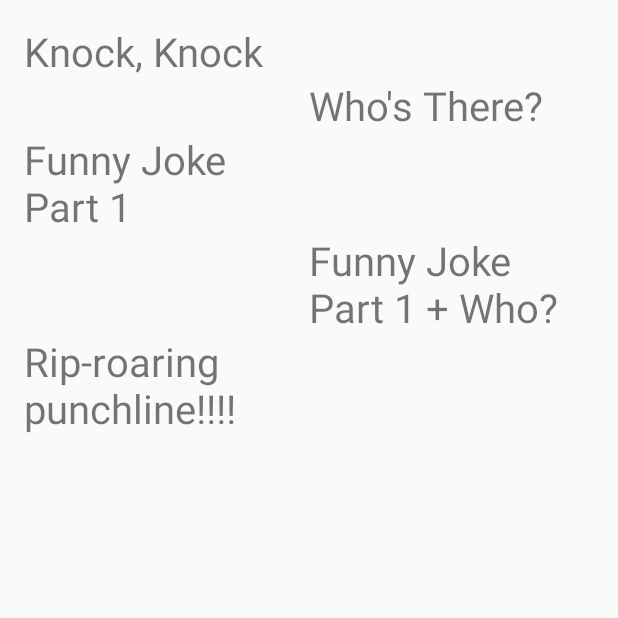
After one commit to vdrumsta/Knock-Knock, an Android app: the JokeActivity2 screen opened directly, with no data from a screen before it, on a phone screen of 412 x 824 dp, the top half of it. The commit adds this screen. Run offline under Robolectric (Android 15) with nearby library versions, the phone set to English and light mode, and no system bars; 2 statements that could not run were skipped.

Commit message:
Added joke viewing functionality with joke database, putting in JokeActivity2 temporarily

```diff
--- a/app/src/main/AndroidManifest.xml
+++ b/app/src/main/AndroidManifest.xml
@@ -16,7 +16,8 @@
             </intent-filter>
         </activity>
         <activity android:name=".JokeActivity" />
-        <activity android:name=".FavouritesActivity"></activity>
+        <activity android:name=".FavouritesActivity" />
+        <activity android:name=".JokeActivity2"></activity>
     </application>
 
 </manifest>
--- /dev/null
+++ b/app/src/main/java/com/notfunny/knockknock2/JokeActivity2.java
@@ -0,0 +1,46 @@
+package com.notfunny.knockknock2;
+
+import android.support.v7.app.AppCompatActivity;
+import android.os.Bundle;
+import android.widget.TextView;
+
+public class JokeActivity2 extends AppCompatActivity {
+
+    private String arg;
+
+    TextView tvJoke3, tvJoke4, tvJoke5;
+
+    @Override
+    protected void onCreate(Bundle savedInstanceState) {
+        super.onCreate(savedInstanceState);
+        setContentView(R.layout.activity_joke2);
+
+        Bundle b = getIntent().getExtras();
+        arg = "animals";
+        if (b != null)
+            arg  = b.getString("arg");
+
+        JokeDBHandler handler = new JokeDBHandler(this, null, null, 1);
+
+        String jokeStr;
+
+        // If argument given is a number, find the joke with that ID
+        if (arg.matches("[0-9]+"))
+            jokeStr = handler.getJoke(Integer.parseInt(arg));
+            // Else, the argument is a category
+        else
+            jokeStr = handler.getJoke(arg);
+
+        tvJoke3 = (TextView) findViewById(R.id.tvJoke3);
+        tvJoke4 = (TextView) findViewById(R.id.tvJoke4);
+        tvJoke5 = (TextView) findViewById(R.id.tvJoke5);
+
+        if (jokeStr != null)
+        {
+            String[] jokeParts = jokeStr.split(";");
+            tvJoke3.setText(jokeParts[0]);
+            tvJoke4.setText(jokeParts[1]);
+            tvJoke5.setText(jokeParts[2]);
+        }
+    }
+}
--- /dev/null
+++ b/app/src/main/java/com/notfunny/knockknock2/JokeDBHandler.java
@@ -0,0 +1,59 @@
+package com.notfunny.knockknock2;
+
+import android.content.Context;
+import android.database.Cursor;
+import android.database.sqlite.SQLiteDatabase;
+import android.database.sqlite.SQLiteOpenHelper;
+
+public class JokeDBHandler extends SQLiteOpenHelper {
+
+    private static final int DATABASE_VERSION = 1;
+    private static final String DATABASE_NAME = "jokesDB.sqlite";
+
+    private static final String TABLE_JOKES = "jokes";
+
+    private static final String COLUMN_ID = "_id";
+    private static final String COLUMN_CONTENT = "content";
+    private static final String COLUMN_CATEGORY = "category";
+    private static final String COLUMN_FAVOURITE = "favourite";
+
+    private Context context;
+
+    public JokeDBHandler(Context context, String name, SQLiteDatabase.CursorFactory factory, int version) {
+        super(context, context.getExternalCacheDir() + "/" + DATABASE_NAME, factory, DATABASE_VERSION);
+        this.context = context;
+    }
+
+    @Override
+    public void onCreate(SQLiteDatabase db) {
+    }
+
+    @Override
+    public void onUpgrade(SQLiteDatabase db, int oldVersion, int newVersion) {
+    }
+
+    public String getJoke(String category) {
+        SQLiteDatabase db = this.getReadableDatabase();
+
+        String query = "SELECT * FROM " + TABLE_JOKES +
+                " WHERE " + COLUMN_CATEGORY + " = \"" + category + "\"" +
+                " ORDER BY RANDOM()";
+        Cursor cursor = db.rawQuery(query, null);
+
+        if (cursor.moveToFirst())
+            return cursor.getString(1).toString();
+        return null;
+    }
+
+    public String getJoke(int jokeId) {
+        SQLiteDatabase db = this.getReadableDatabase();
+
+        String query = "SELECT * FROM " + TABLE_JOKES +
+                " WHERE " + COLUMN_CATEGORY + " = " + jokeId;
+        Cursor cursor = db.rawQuery(query, null);
+
+        if (cursor.moveToFirst())
+            return cursor.getString(1).toString();
+        return null;
+    }
+}
--- a/app/src/main/java/com/notfunny/knockknock2/MainActivity.java
+++ b/app/src/main/java/com/notfunny/knockknock2/MainActivity.java
@@ -67,7 +67,8 @@ public class MainActivity extends AppCompatActivity {
                     @Override
                     public void onClick(View v) {
                         playSound(R.raw.knock_once);
-                        Intent intent = new Intent(MainActivity.this, JokeActivity.class);
+                        Intent intent = new Intent(MainActivity.this, JokeActivity2.class);
+                        intent.putExtra("arg", "music");
                         startActivity(intent);
                     }
                 }
@@ -78,7 +79,8 @@ public class MainActivity extends AppCompatActivity {
                     @Override
                     public void onClick(View v) {
                         playSound(R.raw.knock_once);
-                        Intent intent = new Intent(MainActivity.this, JokeActivity.class);
+                        Intent intent = new Intent(MainActivity.this, JokeActivity2.class);
+                        intent.putExtra("arg", "nerdy");
                         startActivity(intent);
                     }
                 }
--- a/app/src/main/res/layout/activity_joke.xml
+++ b/app/src/main/res/layout/activity_joke.xml
@@ -10,4 +10,16 @@
     android:paddingTop="@dimen/activity_vertical_margin"
     tools:context="com.notfunny.knockknock2.JokeActivity">
 
+
+    <TextView
+        android:text="TextView"
+        android:layout_width="wrap_content"
+        android:layout_height="wrap_content"
+        android:layout_alignParentTop="true"
+        android:layout_alignParentLeft="true"
+        android:layout_alignParentStart="true"
+        android:layout_marginLeft="13dp"
+        android:layout_marginStart="13dp"
+        android:layout_marginTop="36dp"
+        android:id="@+id/textView" />
 </RelativeLayout>
--- /dev/null
+++ b/app/src/main/res/layout/activity_joke2.xml
@@ -0,0 +1,115 @@
+<?xml version="1.0" encoding="utf-8"?>
+<LinearLayout xmlns:android="http://schemas.android.com/apk/res/android"
+    xmlns:tools="http://schemas.android.com/tools"
+    android:id="@+id/activity_joke2"
+    android:layout_width="match_parent"
+    android:layout_height="match_parent"
+    android:paddingBottom="@dimen/activity_vertical_margin"
+    android:paddingLeft="@dimen/activity_horizontal_margin"
+    android:paddingRight="@dimen/activity_horizontal_margin"
+    android:paddingTop="@dimen/activity_vertical_margin"
+    tools:context="com.notfunny.knockknock2.JokeActivity2">
+
+    <LinearLayout
+        android:orientation="vertical"
+        android:layout_width="0px"
+        android:layout_weight="0.5"
+        android:layout_height="match_parent">
+
+        <!-- Box for Joke1 -->
+        <LinearLayout
+            android:layout_width="match_parent"
+            android:layout_height="wrap_content">
+
+            <TextView
+                android:layout_width="0dp"
+                android:layout_height="wrap_content"
+                android:layout_weight="0.5"
+                android:text="Knock, Knock"
+                android:textSize="12pt"
+                android:id="@+id/tvJoke1"/>
+            <View
+                android:layout_width="0dp"
+                android:layout_height="match_parent"
+                android:layout_weight="0.5"/>
+
+        </LinearLayout>
+
+        <!-- Box for Joke1 -->
+        <LinearLayout
+            android:layout_width="match_parent"
+            android:layout_height="wrap_content">
+
+            <View
+                android:layout_width="0dp"
+                android:layout_height="match_parent"
+                android:layout_weight="0.5"/>
+            <TextView
+                android:layout_width="0dp"
+                android:layout_height="wrap_content"
+                android:layout_weight="0.5"
+                android:text="Who's There?"
+                android:textSize="12pt"
+                android:id="@+id/tvJoke2"/>
+
+        </LinearLayout>
+
+        <!-- Box for Joke1 -->
+        <LinearLayout
+            android:layout_width="match_parent"
+            android:layout_height="wrap_content">
+
+            <TextView
+                android:layout_width="0dp"
+                android:layout_height="wrap_content"
+                android:layout_weight="0.5"
+                android:text="Funny Joke Part 1"
+                android:textSize="12pt"
+                android:id="@+id/tvJoke3"/>
+            <View
+                android:layout_width="0dp"
+                android:layout_height="match_parent"
+                android:layout_weight="0.5"/>
+
+        </LinearLayout>
+
+        <!-- Box for Joke1 -->
+        <LinearLayout
+            android:layout_width="match_parent"
+            android:layout_height="wrap_content">
+
+            <View
+                android:layout_width="0dp"
+                android:layout_height="match_parent"
+                android:layout_weight="0.5"/>
+            <TextView
+                android:layout_width="0dp"
+                android:layout_height="wrap_content"
+                android:layout_weight="0.5"
+                android:text="Funny Joke Part 1 + Who?"
+                android:textSize="12pt"
+                android:id="@+id/tvJoke4"/>
+
+        </LinearLayout>
+
+        <!-- Box for Joke1 -->
+        <LinearLayout
+            android:layout_width="match_parent"
+            android:layout_height="wrap_content">
+
+            <TextView
+                android:layout_width="0dp"
+                android:layout_height="wrap_content"
+                android:layout_weight="0.5"
+                android:text="Rip-roaring punchline!!!!"
+                android:textSize="12pt"
+                android:id="@+id/tvJoke5"/>
+            <View
+                android:layout_width="0dp"
+                android:layout_height="match_parent"
+                android:layout_weight="0.5"/>
+
+        </LinearLayout>
+    </LinearLayout>
+
+</LinearLayout>
```
